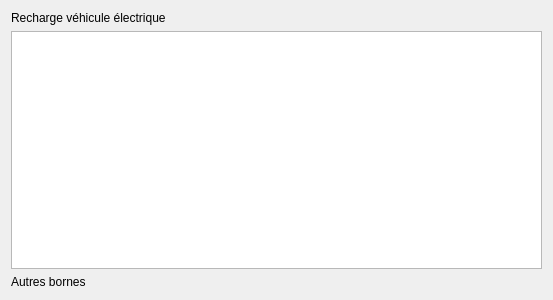
The window that localStationCS/rechargevehiculewidget.ui (Gnoumy/RaspMeteo) describes before a commit, drawn with Qt 5.
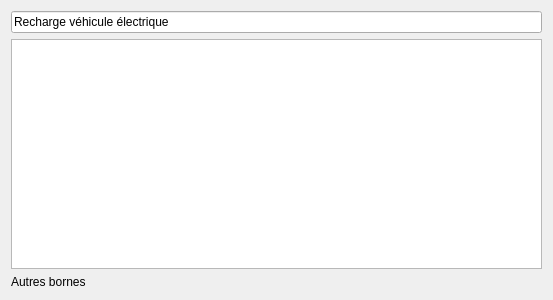
The same window after the commit.

What changed in the file:
```diff
--- a/localStationCS/rechargevehiculewidget.ui
+++ b/localStationCS/rechargevehiculewidget.ui
@@ -13,11 +13,11 @@
   <property name="windowTitle">
    <string>Form</string>
   </property>
-  <layout class="QHBoxLayout" name="horizontalLayout">
+  <layout class="QVBoxLayout" name="verticalLayout_2">
    <item>
     <layout class="QVBoxLayout" name="verticalLayout">
      <item>
-      <widget class="QLabel" name="label">
+      <widget class="QLineEdit" name="lineEdit">
        <property name="text">
         <string>Recharge véhicule électrique</string>
        </property>
```
